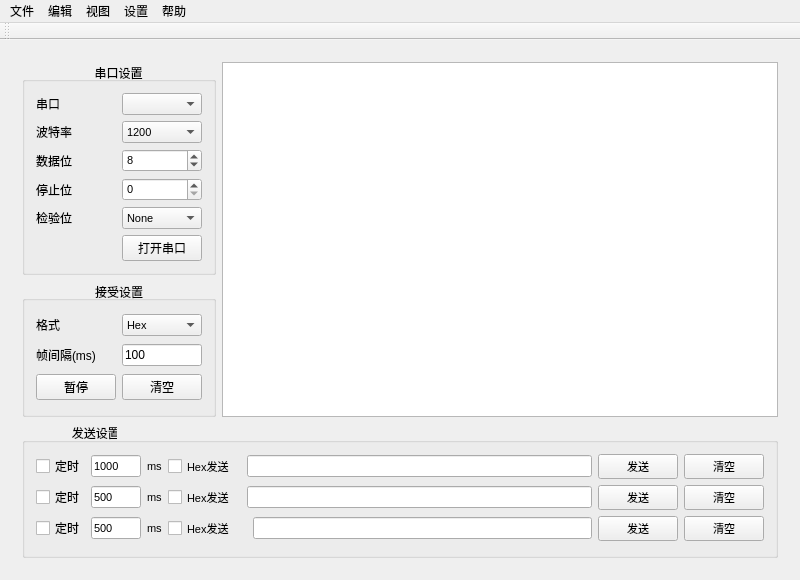
JonahKing/SerialHelper-QT, file SerialHelper/mainwindow.ui: the form before one commit.
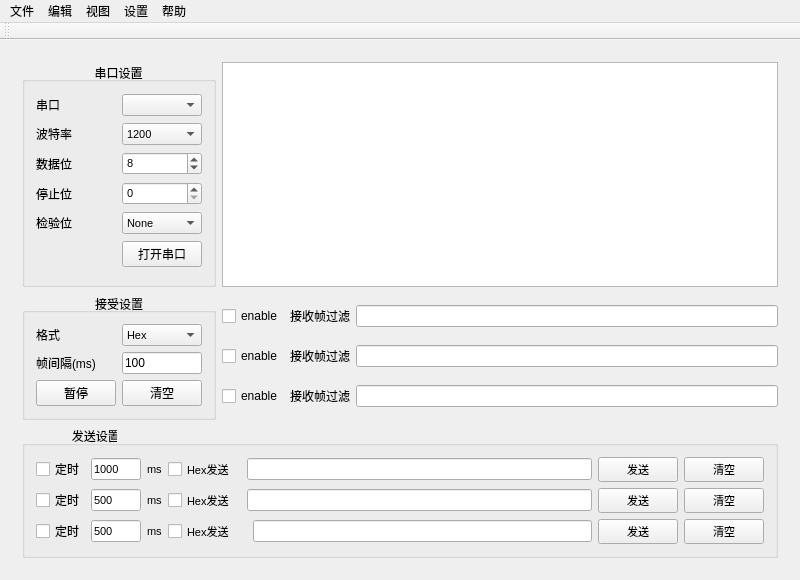
The form after the commit. Icons and pictures are not drawn.

Commit message: 增加帧过滤界面,可以保存帧过滤设置,帧过滤功能未实现

```diff
--- a/SerialHelper/mainwindow.ui
+++ b/SerialHelper/mainwindow.ui
@@ -262,25 +262,6 @@
          </layout>
         </widget>
        </item>
-       <item row="0" column="1" rowspan="2">
-        <widget class="QTextBrowser" name="ReceiveDataBrowser">
-         <property name="enabled">
-          <bool>true</bool>
-         </property>
-         <property name="font">
-          <font>
-           <pointsize>8</pointsize>
-          </font>
-         </property>
-         <property name="html">
-          <string>&lt;!DOCTYPE HTML PUBLIC &quot;-//W3C//DTD HTML 4.0//EN&quot; &quot;http://www.w3.org/TR/REC-html40/strict.dtd&quot;&gt;
-&lt;html&gt;&lt;head&gt;&lt;meta name=&quot;qrichtext&quot; content=&quot;1&quot; /&gt;&lt;style type=&quot;text/css&quot;&gt;
-p, li { white-space: pre-wrap; }
-&lt;/style&gt;&lt;/head&gt;&lt;body style=&quot; font-family:'Ubuntu'; font-size:8pt; font-weight:400; font-style:normal;&quot;&gt;
-&lt;p style=&quot;-qt-paragraph-type:empty; margin-top:0px; margin-bottom:0px; margin-left:0px; margin-right:0px; -qt-block-indent:0; text-indent:0px; font-family:'Sans Serif'; font-size:9pt;&quot;&gt;&lt;br /&gt;&lt;/p&gt;&lt;/body&gt;&lt;/html&gt;</string>
-         </property>
-        </widget>
-       </item>
        <item row="1" column="0">
         <widget class="QGroupBox" name="ReceiveSettingGroup_2">
          <property name="title">
@@ -635,6 +616,80 @@
          </layout>
         </widget>
        </item>
+       <item row="0" column="1">
+        <widget class="QTextBrowser" name="ReceiveDataBrowser">
+         <property name="enabled">
+          <bool>true</bool>
+         </property>
+         <property name="font">
+          <font>
+           <pointsize>8</pointsize>
+          </font>
+         </property>
+         <property name="html">
+          <string>&lt;!DOCTYPE HTML PUBLIC &quot;-//W3C//DTD HTML 4.0//EN&quot; &quot;http://www.w3.org/TR/REC-html40/strict.dtd&quot;&gt;
+&lt;html&gt;&lt;head&gt;&lt;meta name=&quot;qrichtext&quot; content=&quot;1&quot; /&gt;&lt;style type=&quot;text/css&quot;&gt;
+p, li { white-space: pre-wrap; }
+&lt;/style&gt;&lt;/head&gt;&lt;body style=&quot; font-family:'Ubuntu'; font-size:8pt; font-weight:400; font-style:normal;&quot;&gt;
+&lt;p style=&quot;-qt-paragraph-type:empty; margin-top:0px; margin-bottom:0px; margin-left:0px; margin-right:0px; -qt-block-indent:0; text-indent:0px; font-family:'Sans Serif'; font-size:9pt;&quot;&gt;&lt;br /&gt;&lt;/p&gt;&lt;/body&gt;&lt;/html&gt;</string>
+         </property>
+        </widget>
+       </item>
+       <item row="1" column="1">
+        <layout class="QGridLayout" name="gridLayout_5">
+         <item row="0" column="3">
+          <widget class="QLineEdit" name="FrameFilterEdit1"/>
+         </item>
+         <item row="0" column="0">
+          <widget class="QCheckBox" name="FrameFilter1Enable">
+           <property name="text">
+            <string>enable</string>
+           </property>
+          </widget>
+         </item>
+         <item row="0" column="2">
+          <widget class="QLabel" name="FrameFilterLable1">
+           <property name="text">
+            <string>接收帧过滤</string>
+           </property>
+          </widget>
+         </item>
+         <item row="1" column="2">
+          <widget class="QLabel" name="FrameFilterLable2">
+           <property name="text">
+            <string>接收帧过滤</string>
+           </property>
+          </widget>
+         </item>
+         <item row="1" column="3">
+          <widget class="QLineEdit" name="FrameFilterEdit2"/>
+         </item>
+         <item row="1" column="0">
+          <widget class="QCheckBox" name="FrameFilter2Enable">
+           <property name="text">
+            <string>enable</string>
+           </property>
+          </widget>
+         </item>
+         <item row="2" column="0">
+          <widget class="QCheckBox" name="FrameFilter3Enable">
+           <property name="text">
+            <string>enable</string>
+           </property>
+          </widget>
+         </item>
+         <item row="2" column="3">
+          <widget class="QLineEdit" name="FrameFilterEdit3"/>
+         </item>
+         <item row="2" column="2">
+          <widget class="QLabel" name="FrameFilterLable3">
+           <property name="text">
+            <string>接收帧过滤</string>
+           </property>
+          </widget>
+         </item>
+        </layout>
+       </item>
       </layout>
      </widget>
     </item>
```
The commit also changes 2 other files.
